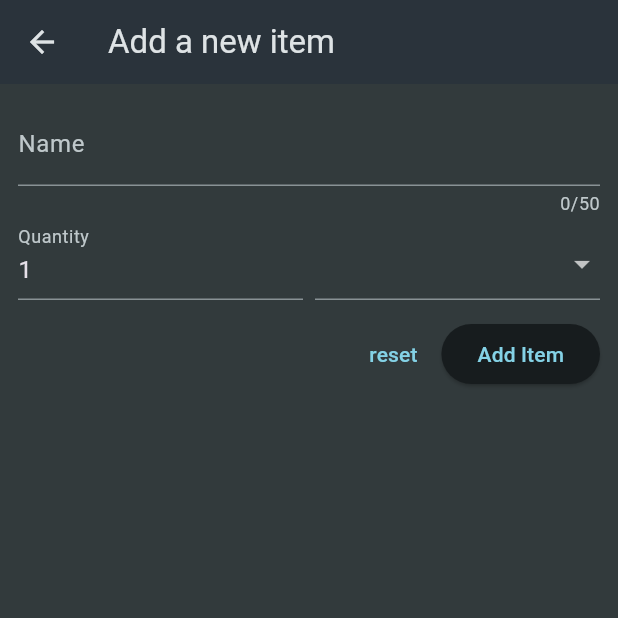
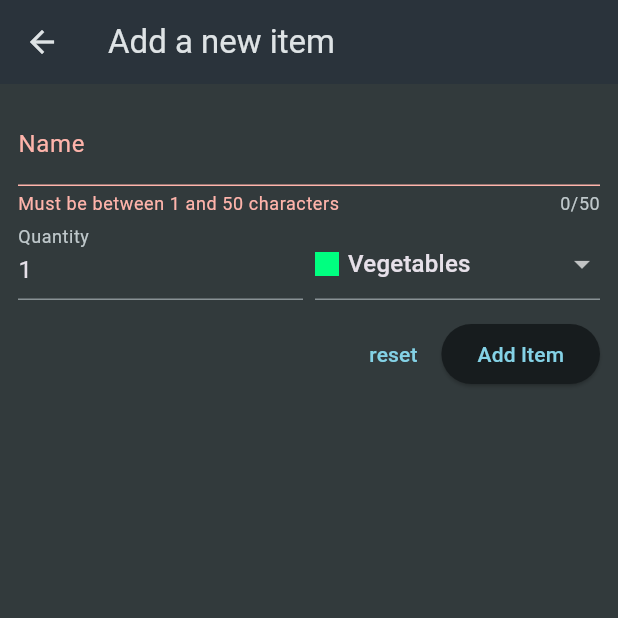
Before and after one commit to jarbunn/shopping-list, a Flutter app: the NewItem screen opened directly, after a tap on "Add Item", on a phone screen of 412 x 824 dp, the top half of it. Run offline on Flutter 3.47's test engine with Material 3 defaults, Android fonts, the phone set to English and light mode, and no system bars.

Commit message:
Added Form Validation. Added item add and delete.

```diff
--- a/lib/widgets/new_item.dart
+++ b/lib/widgets/new_item.dart
@@ -1,5 +1,7 @@
 import 'package:flutter/material.dart';
 import 'package:shopping_list/data/categories.dart';
+import 'package:shopping_list/models/category.dart';
+import 'package:shopping_list/models/grocery_item.dart';
 
 class NewItem extends StatefulWidget {
   const NewItem({super.key});
@@ -11,6 +13,25 @@ class NewItem extends StatefulWidget {
 }
 
 class _NewItemState extends State<NewItem> {
+  final _formKey = GlobalKey<FormState>();
+  var _enteredName = '';
+  var _enteredQuantity = 1;
+  var _selectedCategory = categories[Categories.vegetables]!;
+
+  void _saveItem() {
+    if (_formKey.currentState!.validate()) {
+      _formKey.currentState!.save();
+      Navigator.of(context).pop(
+        GroceryItem(
+          id: DateTime.now().toString(),
+          name: _enteredName,
+          quantity: _enteredQuantity,
+          category: _selectedCategory,
+        ),
+      );
+    }
+  }
+
   @override
   Widget build(context) {
     return Scaffold(
@@ -18,13 +39,23 @@ class _NewItemState extends State<NewItem> {
       body: Padding(
         padding: const EdgeInsets.all(12),
         child: Form(
+          key: _formKey,
           child: Column(
             children: [
               TextFormField(
                 maxLength: 50,
                 decoration: InputDecoration(label: Text('Name')),
                 validator: (value) {
-                  return 'Demo';
+                  if (value == null ||
+                      value.isEmpty ||
+                      value.trim().length <= 1 ||
+                      value.trim().length > 50) {
+                    return 'Must be between 1 and 50 characters';
+                  }
+                  return null;
+                },
+                onSaved: (value) {
+                  _enteredName = value!;
                 },
               ),
               Row(
@@ -33,12 +64,26 @@ class _NewItemState extends State<NewItem> {
                   Expanded(
                     child: TextFormField(
                       decoration: InputDecoration(label: Text('Quantity')),
-                      initialValue: '1',
+                      keyboardType: TextInputType.number,
+                      initialValue: _enteredQuantity.toString(),
+                      validator: (value) {
+                        if (value == null ||
+                            value.isEmpty ||
+                            int.tryParse(value) == null ||
+                            int.tryParse(value)! <= 0) {
+                          return 'Must be valid a postive number';
+                        }
+                        return null;
+                      },
+                      onSaved: (value) {
+                        _enteredQuantity = int.parse(value!);
+                      },
                     ),
                   ),
                   SizedBox(width: 8),
                   Expanded(
                     child: DropdownButtonFormField(
+                      value: _selectedCategory,
                       items: [
                         for (final category in categories.entries)
                           DropdownMenuItem(
@@ -56,7 +101,11 @@ class _NewItemState extends State<NewItem> {
                             ),
                           ),
                       ],
-                      onChanged: (value) {},
+                      onChanged: (value) {
+                        setState(() {
+                          _selectedCategory = value!;
+                        });
+                      },
                     ),
                   ),
                 ],
@@ -65,9 +114,14 @@ class _NewItemState extends State<NewItem> {
               Row(
                 mainAxisAlignment: MainAxisAlignment.end,
                 children: [
-                  TextButton(onPressed: () {}, child: const Text('reset')),
+                  TextButton(
+                    onPressed: () {
+                      _formKey.currentState!.reset();
+                    },
+                    child: const Text('reset'),
+                  ),
                   ElevatedButton(
-                    onPressed: () {},
+                    onPressed: _saveItem,
                     child: const Text('Add Item'),
                   ),
                 ],
```
Also changed, not shown: lib/widgets/grocery_list.dart (+44 -17 lines).
